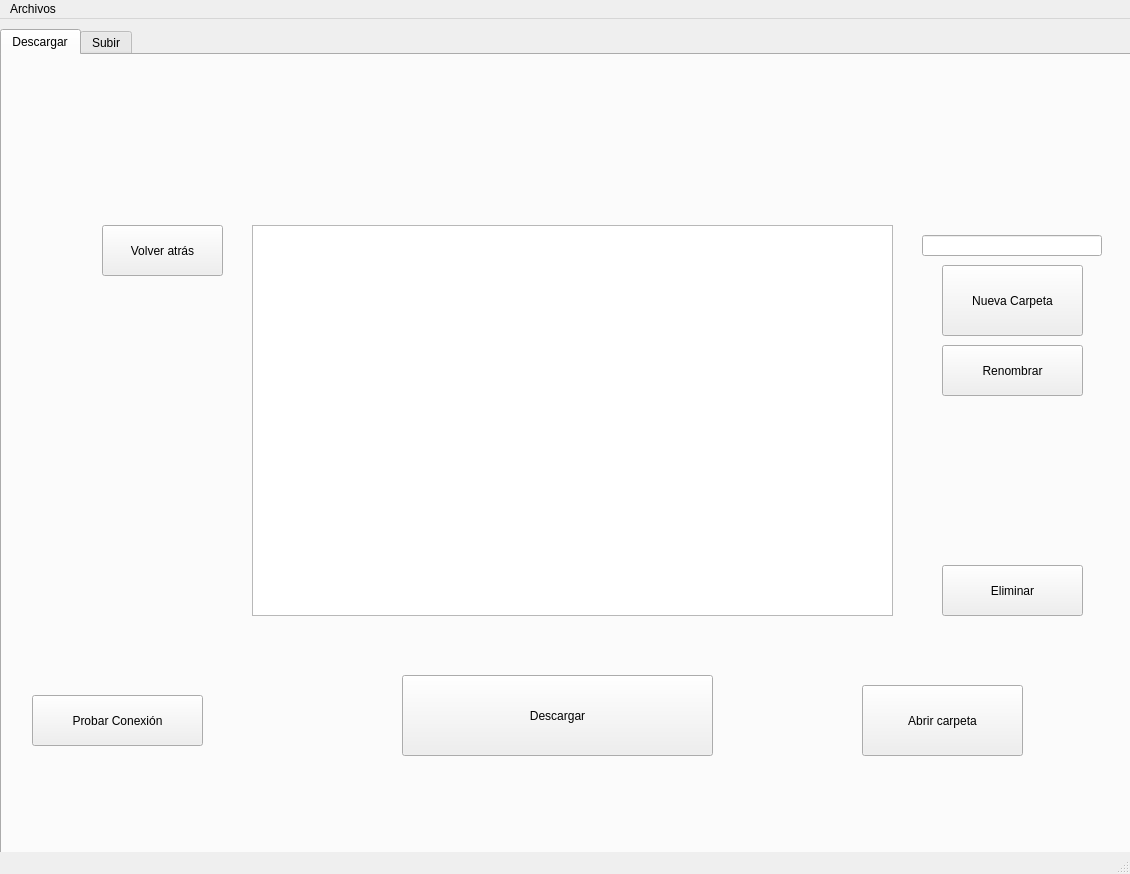
This is Menu.ui in BEST-Valencia-IT/BEST-Gallery as Qt 5 draws it before an edit. The edited form follows.
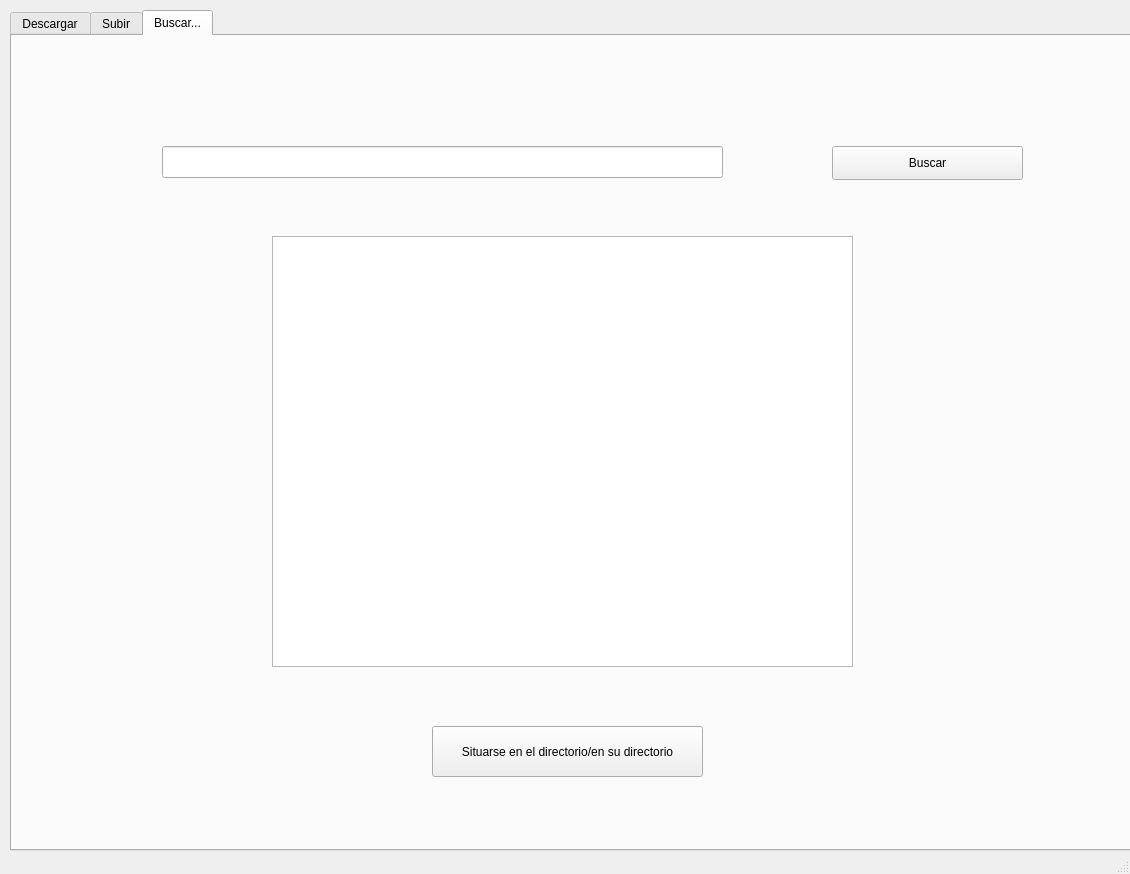
This is the edited form. The open tabs and pages were chosen to show the change. Icons and pictures are not drawn.

Commit message:
Filtro y reinicio de conex implementados
Hereda los problemas anteriores (descarga de carpetas). Añade un filtro de búsqueda, y un reinicio de conexión (le puede resultar cómodo al usuario). Necesita lo de enter en el lineinput y el doble click en el list widget

The edit to the form file:
```diff
--- a/Menu.ui
+++ b/Menu.ui
@@ -2,6 +2,9 @@
 <ui version="4.0">
  <class>MainWindow</class>
  <widget class="QMainWindow" name="MainWindow">
+  <property name="enabled">
+   <bool>true</bool>
+  </property>
   <property name="geometry">
    <rect>
     <x>0</x>
@@ -17,7 +20,7 @@
    <widget class="QTabWidget" name="tabWidget">
     <property name="geometry">
      <rect>
-      <x>0</x>
+      <x>10</x>
       <y>10</y>
       <width>1131</width>
       <height>841</height>
@@ -84,7 +87,7 @@
        </rect>
       </property>
       <property name="text">
-       <string>Probar Conexión</string>
+       <string>Reestablecer conexión</string>
       </property>
      </widget>
      <widget class="QLabel" name="etiqueta2_2">
@@ -332,26 +335,77 @@
       </property>
      </widget>
     </widget>
+    <widget class="QWidget" name="tab_3">
+     <attribute name="title">
+      <string>Buscar...</string>
+     </attribute>
+     <widget class="QLineEdit" name="lineEdit_filtro">
+      <property name="geometry">
+       <rect>
+        <x>150</x>
+        <y>110</y>
+        <width>561</width>
+        <height>32</height>
+       </rect>
+      </property>
+     </widget>
+     <widget class="QPushButton" name="Buscar_filtro">
+      <property name="geometry">
+       <rect>
+        <x>820</x>
+        <y>110</y>
+        <width>191</width>
+        <height>34</height>
+       </rect>
+      </property>
+      <property name="text">
+       <string>Buscar</string>
+      </property>
+     </widget>
+     <widget class="QListWidget" name="lista_filtro">
+      <property name="geometry">
+       <rect>
+        <x>260</x>
+        <y>200</y>
+        <width>581</width>
+        <height>431</height>
+       </rect>
+      </property>
+      <property name="font">
+       <font>
+        <pointsize>16</pointsize>
+       </font>
+      </property>
+     </widget>
+     <widget class="QPushButton" name="ir_dir_filtro">
+      <property name="geometry">
+       <rect>
+        <x>420</x>
+        <y>690</y>
+        <width>271</width>
+        <height>51</height>
+       </rect>
+      </property>
+      <property name="text">
+       <string>Situarse en el directorio/en su directorio</string>
+      </property>
+     </widget>
+     <widget class="QLabel" name="label_5">
+      <property name="geometry">
+       <rect>
+        <x>150</x>
+        <y>50</y>
+        <width>641</width>
+        <height>20</height>
+       </rect>
+      </property>
+      <property name="text">
+       <string/>
+      </property>
+     </widget>
+    </widget>
    </widget>
   </widget>
-  <widget class="QMenuBar" name="menubar">
-   <property name="geometry">
-    <rect>
-     <x>0</x>
-     <y>0</y>
-     <width>1130</width>
-     <height>22</height>
-    </rect>
-   </property>
-   <widget class="QMenu" name="menuHOLA">
-    <property name="title">
-     <string>Archivos</string>
-    </property>
-    <addaction name="actionSubir"/>
-    <addaction name="separator"/>
-   </widget>
-   <addaction name="menuHOLA"/>
-  </widget>
   <widget class="QStatusBar" name="statusbar"/>
   <action name="actionSubir">
    <property name="text">
```
Left out of the diff: 35 changed lines with no effect on the pictures. The commit also changes 5 other files.
